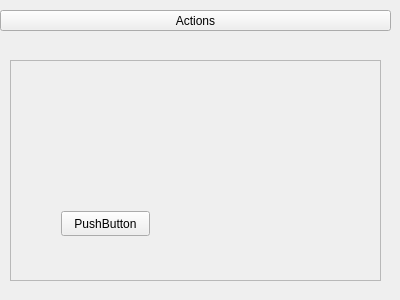
This is Monster_Truck_UI/src/Camera_Window/Cameradialog.ui in alexspirou/ROS_Ackerman_Monster_Truck_ as Qt 5 draws it before an edit. The edited form follows.
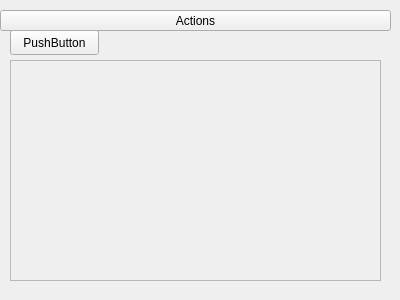
This is the edited form.

Commit message: Button position fixed

```diff
--- a/Monster_Truck_UI/src/Camera_Window/Cameradialog.ui
+++ b/Monster_Truck_UI/src/Camera_Window/Cameradialog.ui
@@ -47,11 +47,13 @@
       <height>219</height>
      </rect>
     </property>
+   </widget>
+  </widget>
     <widget class="QPushButton" name="m_CameraStartButon">
      <property name="geometry">
       <rect>
-       <x>50</x>
-       <y>150</y>
+     <x>10</x>
+     <y>30</y>
        <width>89</width>
        <height>25</height>
       </rect>
@@ -59,8 +61,6 @@
      <property name="text">
       <string>PushButton</string>
      </property>
-    </widget>
-   </widget>
   </widget>
  </widget>
  <resources/>
```
Lines whose indentation alone changed are shown as unchanged.
